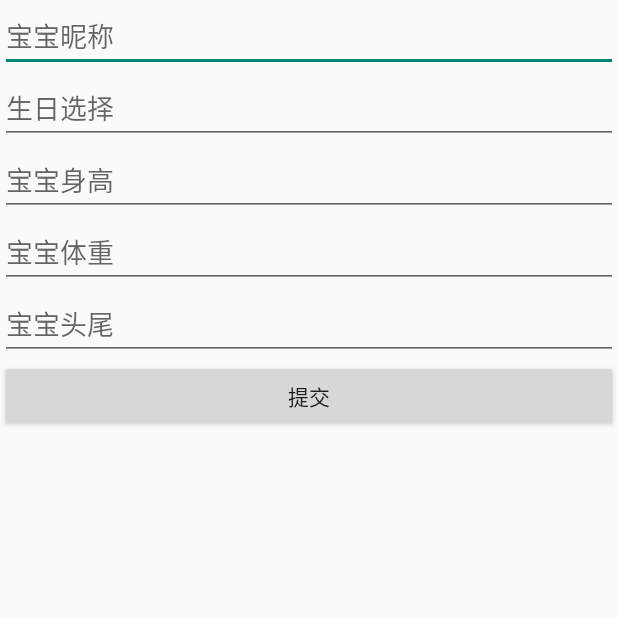
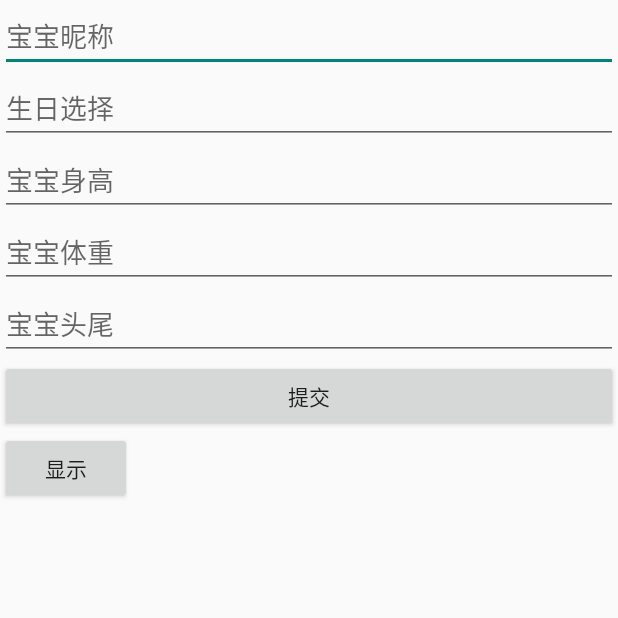
Before and after one commit to yoyoyohamapi/inhandAPP, an Android app: the screen it shows after launch (BabyInfoTestActivity), on a phone screen of 412 x 824 dp, the top half of it. Run offline under Robolectric (Android 15) with nearby library versions, the phone set to English and light mode, and no system bars; 2 statements that could not run were skipped.

Commit message:
部分数据接口构建

```diff
--- a/app/src/main/java/com/inhand/milk/activity/BabyInfoTestActivity.java
+++ b/app/src/main/java/com/inhand/milk/activity/BabyInfoTestActivity.java
@@ -6,12 +6,15 @@ import android.view.View;
 import android.widget.Button;
 import android.widget.DatePicker;
 import android.widget.EditText;
+import android.widget.TextView;
 import android.widget.Toast;
 
 import com.avos.avoscloud.AVException;
 import com.avos.avoscloud.SaveCallback;
+import com.inhand.milk.App;
 import com.inhand.milk.R;
 import com.inhand.milk.entity.Baby;
+import com.inhand.milk.utils.ACache;
 
 import java.text.ParseException;
 import java.text.SimpleDateFormat;
@@ -33,7 +36,8 @@ public class BabyInfoTestActivity extends BaseActivity {
     private EditText weightTxt;
     private EditText headSizeTxt;
     private Button submit;
-
+    private Button show;
+    private TextView showTxt;
     @Override
     protected void onCreate(Bundle savedInstanceState) {
         super.onCreate(savedInstanceState);
@@ -44,6 +48,8 @@ public class BabyInfoTestActivity extends BaseActivity {
         weightTxt = (EditText) findViewById(R.id.weight);
         headSizeTxt = (EditText) findViewById(R.id.head_size);
         submit = (Button) findViewById(R.id.submit);
+        show = (Button) findViewById(R.id.show);
+        showTxt = (TextView) findViewById(R.id.show_txt);
         setListeners();
     }
 
@@ -69,13 +75,18 @@ public class BabyInfoTestActivity extends BaseActivity {
                 } catch (ParseException e) {
                     e.printStackTrace();
                 }
+                //先缓存至本地
+                ACache aCache = ACache.get(BabyInfoTestActivity.this);
+                aCache.put(
+                        App.BABY_CACHE_KEY,
+                        baby.toJSONObject()
+                );
                 baby.save(new SaveCallback() {
                     @Override
                     public void done(AVException e) {
                         if (e == null) {
                             Toast.makeText(BabyInfoTestActivity.this, "同步成功", Toast.LENGTH_SHORT)
                                     .show();
-
                         }
                     }
                 });
@@ -98,6 +109,14 @@ public class BabyInfoTestActivity extends BaseActivity {
                         calendar.get(Calendar.DAY_OF_MONTH)).show();
             }
         });
+
+        show.setOnClickListener(new View.OnClickListener() {
+            @Override
+            public void onClick(View v) {
+                Baby currentBaby = App.getCurrentBaby(BabyInfoTestActivity.this);
+                showTxt.setText(currentBaby.getNickname());
+            }
+        });
     }
 
 }
--- a/app/src/main/java/com/inhand/milk/entity/Baby.java
+++ b/app/src/main/java/com/inhand/milk/entity/Baby.java
@@ -26,6 +26,7 @@ public class Baby extends AVObject {
     public static final String WEIGHT_KEY = "weight";
     public static final String HEAD_SIZE_KEY = "head_size";
     public static final String USER_KEY = "user";
+
 
     public String getNickname() {
         return this.getString(NICKNAME_KEY);
@@ -82,7 +83,7 @@ public class Baby extends AVObject {
         if (baby.getObjectId().length() == 0) {
             baby.setUser(App.getCurrentUser());
         }
-//        baby.saveInBackground(saveCallback);
+        baby.saveInBackground(saveCallback);
 //        helper.insert();
 
     }
--- a/app/src/main/java/com/inhand/milk/utils/ACache.java
+++ b/app/src/main/java/com/inhand/milk/utils/ACache.java
@@ -203,6 +203,7 @@ public class ACache {
     public JSONObject getAsJSONObject(String key) {
         String JSONString = getAsString(key);
         try {
+//            JSONObject obj =JSONObject.parseObject(JSONString);
             JSONObject obj = new JSONObject(JSONString);
             return obj;
         } catch (Exception e) {
--- a/app/src/main/res/layout/test_activity_baby.xml
+++ b/app/src/main/res/layout/test_activity_baby.xml
@@ -42,4 +42,15 @@
         android:layout_width="match_parent"
         android:layout_height="wrap_content"
         android:text="提交" />
+
+    <Button
+        android:id="@+id/show"
+        android:layout_width="wrap_content"
+        android:layout_height="wrap_content"
+        android:text="显示" />
+
+    <TextView
+        android:id="@+id/show_txt"
+        android:layout_width="match_parent"
+        android:layout_height="match_parent" />
 </LinearLayout>
```
Also changed, not shown: app/src/main/java/com/inhand/milk/App.java (+10 -2 lines), 2 other files.
